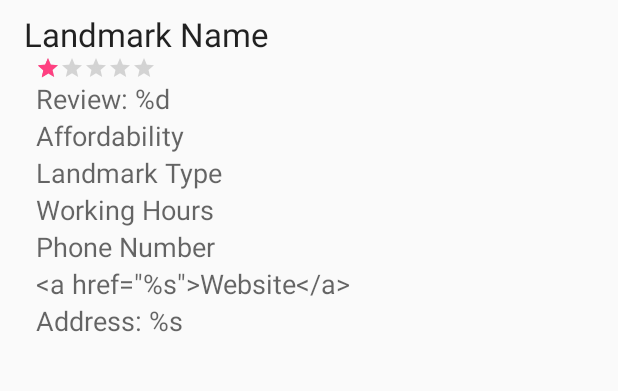
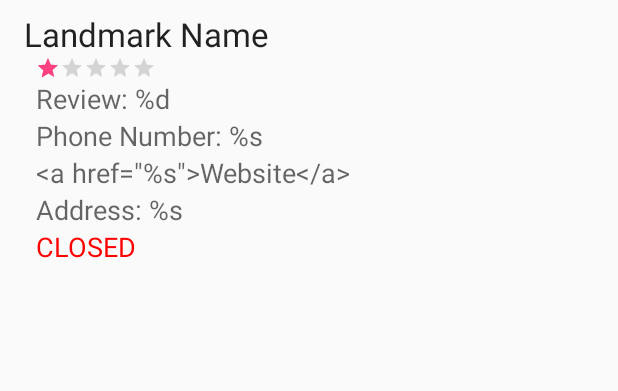
Before and after one commit to ih27/metrowalkdc, an Android app: the LandmarkDetailActivity screen opened directly, with no data from a screen before it, on a phone screen of 412 x 824 dp, the part 459-850 px from its top. Run offline under Robolectric (Android 15) with nearby library versions, the phone set to English and light mode, and no system bars; our stand-ins replace Picasso; libraries missing offline, so code that uses them is left out: com.koushikdutta.ion; pictures from the network do not load; 11 statements that could not run were skipped.

Commit message:
LandmarkDetails activity has phone number, image and open/closed details.

```diff
--- a/app/src/main/java/co/swatisi/team/metrowalkdc/activity/LandmarkDetailActivity.kt
+++ b/app/src/main/java/co/swatisi/team/metrowalkdc/activity/LandmarkDetailActivity.kt
@@ -7,11 +7,15 @@ import android.view.MenuItem
 import co.swatisi.team.metrowalkdc.R
 import co.swatisi.team.metrowalkdc.model.Landmark
 import co.swatisi.team.metrowalkdc.utility.PersistenceManager
+import co.swatisi.team.metrowalkdc.utility.FetchLandmarksManager
 import kotlinx.android.synthetic.main.activity_landmark_detail.*
 import android.content.Intent
+import android.graphics.Color
 import android.text.Html
 import android.text.method.LinkMovementMethod
+import android.view.View
 import co.swatisi.team.metrowalkdc.utility.Constants
+import com.squareup.picasso.Picasso
 
 
 class LandmarkDetailActivity : AppCompatActivity() {
@@ -20,19 +24,21 @@ class LandmarkDetailActivity : AppCompatActivity() {
     private var isFavorite = false
     private lateinit var landmark: Landmark
     private lateinit var persistenceManager: PersistenceManager
+    private lateinit var fetchLandmarksManager: FetchLandmarksManager
 
     override fun onCreate(savedInstanceState: Bundle?) {
         super.onCreate(savedInstanceState)
         setContentView(R.layout.activity_landmark_detail)
 
         // Obtain landmark from intent
-        landmark = intent.getParcelableExtra<Landmark>("landmark")
+        landmark = intent.getParcelableExtra("landmark")
 
-        // Set the values
+        // Get the required managers
+        persistenceManager = PersistenceManager(this)
+        fetchLandmarksManager = FetchLandmarksManager(this)
+
+        // Set the layout
         setLayoutValues()
-
-        // Get the persistence manager for favorites functionality
-        persistenceManager = PersistenceManager(this)
     }
 
     override fun onCreateOptionsMenu(menu: Menu): Boolean {
@@ -65,18 +71,41 @@ class LandmarkDetailActivity : AppCompatActivity() {
         }
     }
 
+    // Set the layout elements
     private fun setLayoutValues() {
+        // Load only if the image URL exists
+        if (landmark.imageURL.isNotEmpty()) {
+            Picasso.with(this).load(landmark.imageURL).into(landmark_detail_image)
+        }
+        landmark_detail_image.contentDescription = landmark.id
         landmark_detail_name.text = landmark.name
         landmark_detail_rating.rating = landmark.rating.toFloat()
         landmark_detail_review.text = String.format(getString(R.string.landmark_detail_review,
                 landmark.reviewCount))
+        // Display the phone number if the landmark has it
+        if (landmark.displayPhone.isEmpty()) {
+            landmark_detail_phone.visibility = View.GONE
+        } else {
+            landmark_detail_phone.text = String.format(getString(R.string.landmark_detail_phone, landmark.displayPhone))
+        }
+        // Clickable URL with a simple text "Website"
         landmark_detail_website.text = Html.fromHtml(String.format(getString(R.string.landmark_detail_website,
                 Constants.LANDMARK_URLBASE + landmark.id)))
         landmark_detail_website.movementMethod = LinkMovementMethod.getInstance()
         landmark_detail_address.text = String.format(getString(R.string.landmark_detail_address,
                 landmark.displayAddress))
+
+        // Is the landmark open now?
+        if (fetchLandmarksManager.isOpenNow(landmark.id)) {
+            landmark_detail_timing.text = getString(R.string.landmark_detail_open)
+            landmark_detail_timing.setTextColor(Color.GREEN)
+        } else {
+            landmark_detail_timing.text = getString(R.string.landmark_detail_closed)
+            landmark_detail_timing.setTextColor(Color.RED)
+        }
     }
 
+    // Present the user a sharing app chooser
     private fun chooseSharingApp() {
         // Share button implicit intent
         val shareIntent = Intent()
@@ -86,6 +115,7 @@ class LandmarkDetailActivity : AppCompatActivity() {
         startActivity(Intent.createChooser(shareIntent, resources.getText(R.string.share_intent_title)))
     }
 
+    // General toggle switch for favorite button
     private fun toggle() {
         if (isFavorite) {
             removeFavorite(landmark)
@@ -104,12 +134,14 @@ class LandmarkDetailActivity : AppCompatActivity() {
         persistenceManager.saveLandmark(landmark)
     }
 
+    // Set the favorite button and flag to on
     private fun favoriteButtonOn() {
         val item = menu.findItem(R.id.favorite_menu_item)
         item.setIcon(R.drawable.ic_favorite_on)
         isFavorite = true
     }
 
+    // Set the favorite button and flag to off
     private fun favoriteButtonOff() {
         val item = menu.findItem(R.id.favorite_menu_item)
         item.setIcon(R.drawable.ic_favorite_off)
--- a/app/src/main/java/co/swatisi/team/metrowalkdc/adapter/LandmarksAdapter.kt
+++ b/app/src/main/java/co/swatisi/team/metrowalkdc/adapter/LandmarksAdapter.kt
@@ -38,7 +38,7 @@ class LandmarksAdapter(private val context: Context) : RecyclerView.Adapter<Land
         holder?.itemView?.landmark_distance?.text = String.format(
                 context.getString(R.string.landmark_miles_text, landmark.distance))
         // Load only if the image URL exists
-        if (landmark.imageURL.toString().isNotEmpty()) {
+        if (landmark.imageURL.isNotEmpty()) {
             Picasso.with(context).load(landmark.imageURL).into(holder?.itemView?.landmark_image)
         }
         holder?.itemView?.landmark_image?.contentDescription = landmark.id
--- a/app/src/main/java/co/swatisi/team/metrowalkdc/model/Landmark.kt
+++ b/app/src/main/java/co/swatisi/team/metrowalkdc/model/Landmark.kt
@@ -6,8 +6,8 @@ import kotlinx.android.parcel.Parcelize
 
 @Parcelize
 data class Landmark(val id: String, val name: String, val imageURL: String, val displayAddress: String,
-                    val lat: Double, val lon: Double, val rating: Double, val reviewCount: Int,
-                    val distance: Double = 0.0): Parcelable {
+                    val displayPhone: String, val lat: Double, val lon: Double, val rating: Double,
+                    val reviewCount: Int, val distance: Double = 0.0): Parcelable {
 
     // Text to show when sharing
     fun textToShare(): String {
--- a/app/src/main/res/layout/activity_landmark_detail.xml
+++ b/app/src/main/res/layout/activity_landmark_detail.xml
@@ -26,13 +26,14 @@
 
     <LinearLayout
         android:id="@+id/landmark_detail_text_holder"
-        android:layout_width="wrap_content"
+        android:layout_width="match_parent"
         android:layout_height="0dp"
         android:layout_weight="1"
         android:orientation="vertical"
         android:layout_marginTop="8dp"
         android:layout_marginStart="8dp"
-        android:layout_marginBottom="8dp">
+        android:layout_marginBottom="8dp"
+        android:layout_marginEnd="8dp">
 
         <TextView
             android:id="@+id/landmark_detail_name"
@@ -58,30 +59,21 @@
             android:textAppearance="?android:textAppearanceMedium"
             android:text="@string/landmark_detail_review"/>
 
-        <TextView
-            android:id="@+id/landmark_detail_affordability"
-            android:layout_width="wrap_content"
-            android:layout_height="wrap_content"
-            android:layout_marginStart="16dp"
-            android:textAppearance="?android:textAppearanceMedium"
-            android:text="@string/landmark_detail_affordability"/>
+        <!--<TextView-->
+            <!--android:id="@+id/landmark_detail_affordability"-->
+            <!--android:layout_width="wrap_content"-->
+            <!--android:layout_height="wrap_content"-->
+            <!--android:layout_marginStart="16dp"-->
+            <!--android:textAppearance="?android:textAppearanceMedium"-->
+            <!--android:text="@string/landmark_detail_affordability"/>-->
 
-        <TextView
-            android:id="@+id/landmark_detail_type"
-            android:layout_width="wrap_content"
-            android:layout_height="wrap_content"
-            android:layout_marginStart="16dp"
-            android:textAppearance="?android:textAppearanceMedium"
-            android:text="@string/landmark_detail_type"/>
-
-        <TextView
-            android:id="@+id/landmark_detail_timing"
-            android:layout_width="wrap_content"
-            android:layout_height="wrap_content"
-            android:layout_marginStart="16dp"
-            android:textAppearance="?android:textAppearanceMedium"
-            android:text="@string/landmark_detail_timing"/>
-
+        <!--<TextView-->
+            <!--android:id="@+id/landmark_detail_type"-->
+            <!--android:layout_width="wrap_content"-->
+            <!--android:layout_height="wrap_content"-->
+            <!--android:layout_marginStart="16dp"-->
+            <!--android:textAppearance="?android:textAppearanceMedium"-->
+            <!--android:text="@string/landmark_detail_type"/>-->
 
         <!--<TextView-->
             <!--android:id="@+id/landmark_detail_distance"-->
@@ -92,12 +84,13 @@
             <!--android:textAppearance="?android:textAppearanceMedium" />-->
         <!---->
         <TextView
-            android:id="@+id/landmark_detail_pnumber"
+            android:id="@+id/landmark_detail_phone"
             android:layout_width="wrap_content"
             android:layout_height="wrap_content"
             android:layout_marginStart="16dp"
             android:textAppearance="?android:textAppearanceMedium"
-            android:text="@string/landmark_detail_pnumber"/>
+            android:autoLink="phone"
+            android:text="@string/landmark_detail_phone"/>
 
         <TextView
             android:id="@+id/landmark_detail_website"
@@ -118,6 +111,14 @@
             android:textAppearance="?android:textAppearanceMedium"
             android:text="@string/landmark_detail_address"/>
 
+        <TextView
+            android:id="@+id/landmark_detail_timing"
+            android:layout_width="wrap_content"
+            android:layout_height="wrap_content"
+            android:layout_marginStart="16dp"
+            android:textAppearance="?android:textAppearanceMedium"
+            android:text=""/>
+
     </LinearLayout>
 
 </LinearLayout>
--- a/app/src/main/res/values/strings.xml
+++ b/app/src/main/res/values/strings.xml
@@ -11,8 +11,7 @@
     <string name="landmark_detail_review">Review: %d</string>
     <string name="landmark_detail_affordability">Affordability</string>
     <string name="landmark_detail_type">Landmark Type</string>
-    <string name="landmark_detail_timing">Working Hours</string>
-    <string name="landmark_detail_pnumber">Phone Number</string>
+    <string name="landmark_detail_phone">Phone Number: %s</string>
     <string name="landmark_detail_website">&lt;a href=\&quot;%s\&quot;>Website&lt;/a></string>
     <string name="landmark_detail_address">Address: %s</string>
     <string name="search_title">Search</string>
@@ -21,5 +20,7 @@
     <string name="share_menu_title">Share</string>
     <string name="share_intent_title">Share the landmark&#8230;</string>
     <string name="share_mime_type">text/plain</string>
+    <string name="landmark_detail_open">OPEN</string>
+    <string name="landmark_detail_closed">CLOSED</string>
 
 </resources>
```
Also changed, not shown: app/src/main/java/co/swatisi/team/metrowalkdc/model/LandmarkData.kt (+6 -3 lines), app/src/main/java/co/swatisi/team/metrowalkdc/utility/FetchLandmarksManager.kt (+9 -6 lines).
